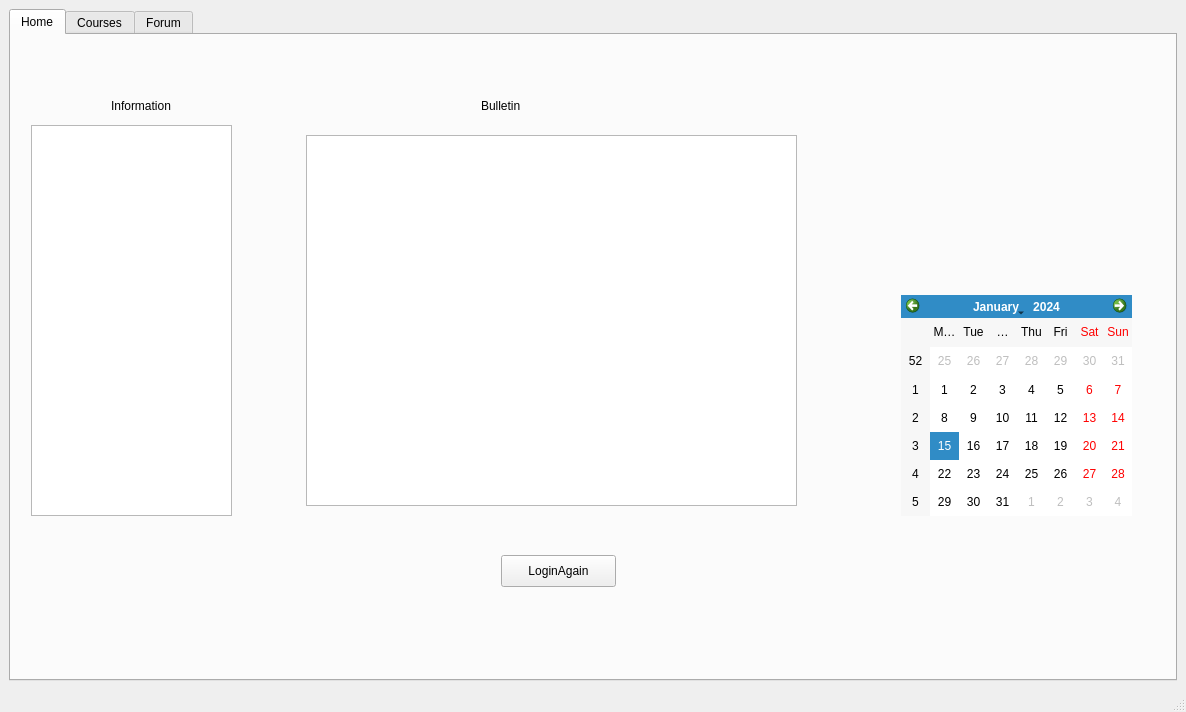
Before: the Qt Designer form Jobs-of-SoftwareEngineer/Codeing/Scut/student.ui in CSLP/CPP, drawn with Qt 5.
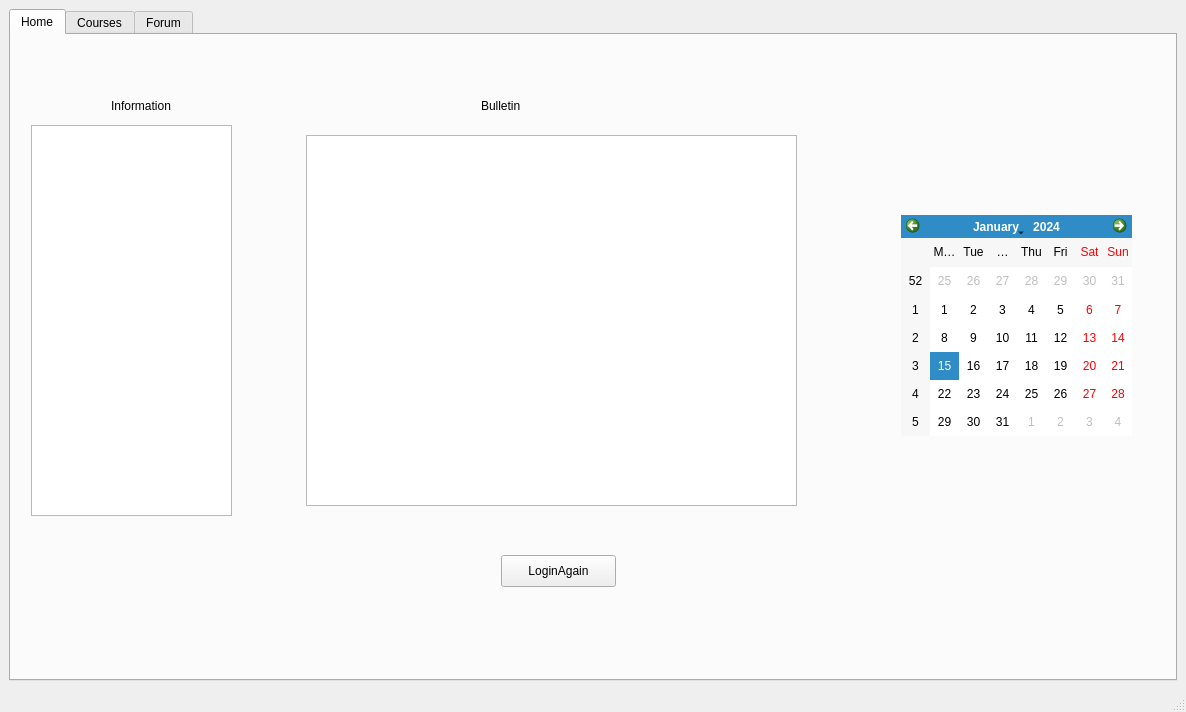
After: the same form once the commit is applied. The open tabs and pages were chosen to show the change. Icons and pictures are not drawn.

```diff
--- a/Jobs-of-SoftwareEngineer/Codeing/Scut/student.ui
+++ b/Jobs-of-SoftwareEngineer/Codeing/Scut/student.ui
@@ -74,7 +74,7 @@
         <property name="geometry">
          <rect>
           <x>890</x>
-          <y>260</y>
+          <y>180</y>
           <width>231</width>
           <height>221</height>
          </rect>
```
Left out of the diff: 2 changed lines with no effect on the pictures.
